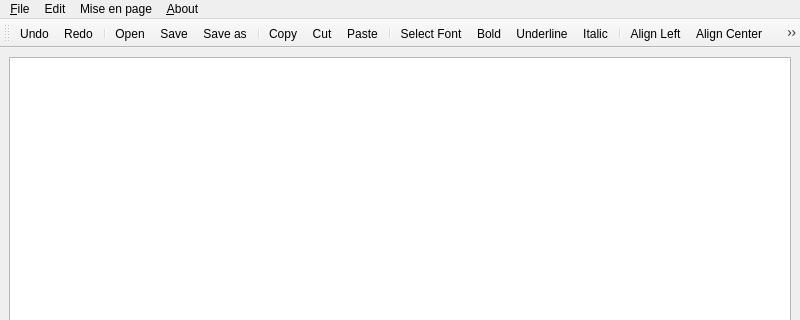
Old version of the form SAEMEC/notepad.ui in the repository fyzeehelo/SAE201; both pictures show x 0 to 800 and y 0 to 320 of the 800 by 600 pixel window.
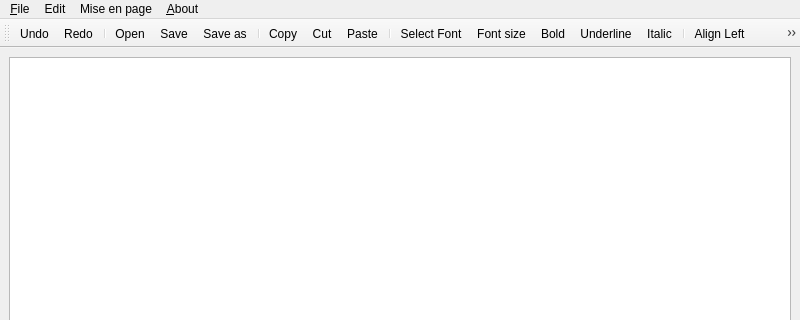
New version of the form. Icons and pictures are not drawn.

Commit message: UPDATE font size + icon

```diff
--- a/SAEMEC/notepad.ui
+++ b/SAEMEC/notepad.ui
@@ -104,6 +104,7 @@
    <addaction name="actionPaste"/>
    <addaction name="separator"/>
    <addaction name="actionSelect_Font"/>
+   <addaction name="actionFont_size"/>
    <addaction name="actionBold"/>
    <addaction name="actionUnderline"/>
    <addaction name="actionItalic"/>
```
Left out of the diff: 8 changed lines with no effect on the pictures. The commit also changes 12 other files.
